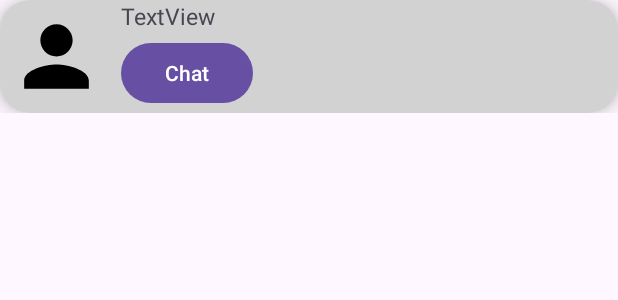
After one commit to D4RA/FlyKicks, an Android app: the layout user_list_row.xml on its own in the app's theme, with its tools: preview values and no code run, on a phone screen of 412 x 824 dp. The commit adds this screen. Shown: the top 300 px of the screen. Run offline under Robolectric (Android 15) with nearby library versions, the phone set to English and light mode, and no system bars.

Commit message:
User list works apart from the "Chat" button

```diff
--- a/app/src/main/AndroidManifest.xml
+++ b/app/src/main/AndroidManifest.xml
@@ -42,13 +42,13 @@
         </activity>
         <activity
             android:name=".activity.LoginFragment"
-            android:label="@string/app_name" />
+            android:launchMode="standard" />
         <activity
             android:name=".activity.AccountOptionsFragment"
             android:label="@string/app_name" />
         <activity
             android:name=".activity.RegisterFragment"
-            android:label="@string/app_name" />
+            android:launchMode="standard" />
         <activity
             android:name=".activity.ShopActivity"
             android:label="@string/app_name" />
--- a/app/src/main/java/com/example/cs4048project/activity/CustomProfileActivity.java
+++ b/app/src/main/java/com/example/cs4048project/activity/CustomProfileActivity.java
@@ -192,6 +192,7 @@ public class CustomProfileActivity extends AppCompatActivity {
         userData.put("name", name);
         userData.put("username", username);
         userData.put("downloadUrl", pictureUrl);
+        userData.put("id", FirebaseAuth.getInstance().getCurrentUser().getUid());
 
         // Add the user data to Firestore database
         db.collection("users").document(currentUser)
--- /dev/null
+++ b/app/src/main/res/layout/user_list_row.xml
@@ -0,0 +1,55 @@
+<?xml version="1.0" encoding="utf-8"?>
+<androidx.constraintlayout.widget.ConstraintLayout xmlns:android="http://schemas.android.com/apk/res/android"
+    xmlns:app="http://schemas.android.com/apk/res-auto"
+    xmlns:tools="http://schemas.android.com/tools"
+    android:layout_width="match_parent"
+    android:layout_height="wrap_content">
+
+    <androidx.cardview.widget.CardView
+        android:layout_width="match_parent"
+        android:layout_height="wrap_content"
+        app:layout_constraintBottom_toBottomOf="parent"
+        app:cardBackgroundColor="@color/grey"
+        app:cardCornerRadius="20dp"
+        app:cardElevation="8dp"
+        app:layout_constraintEnd_toEndOf="parent"
+        app:layout_constraintStart_toStartOf="parent"
+        app:layout_constraintTop_toTopOf="parent" >
+
+        <androidx.constraintlayout.widget.ConstraintLayout
+            android:layout_width="match_parent"
+            android:layout_height="match_parent">
+
+            <ImageView
+                android:id="@+id/profile_picture_userlist"
+                android:layout_width="75dp"
+                android:layout_height="75dp"
+                android:padding="5dp"
+                android:src="@drawable/baseline_person_24"
+                app:layout_constraintBottom_toBottomOf="parent"
+                app:layout_constraintStart_toStartOf="parent"
+                app:layout_constraintTop_toTopOf="parent"
+               />
+
+            <TextView
+                android:id="@+id/username_userlist"
+                android:layout_width="wrap_content"
+                android:layout_height="wrap_content"
+                android:layout_marginStart="5dp"
+                android:text="TextView"
+                android:textSize="15sp"
+                app:layout_constraintStart_toEndOf="@id/profile_picture_userlist"
+                app:layout_constraintTop_toTopOf="parent"/>
+
+            <Button
+                android:id="@+id/button_chat"
+                android:layout_width="wrap_content"
+                android:layout_height="wrap_content"
+                android:layout_marginStart="5dp"
+                app:layout_constraintBottom_toBottomOf="parent"
+                app:layout_constraintStart_toEndOf="@id/profile_picture_userlist"
+                app:layout_constraintTop_toBottomOf="@id/username_userlist"
+                android:text="Chat" />
+        </androidx.constraintlayout.widget.ConstraintLayout>
+    </androidx.cardview.widget.CardView>
+</androidx.constraintlayout.widget.ConstraintLayout>
```
Also changed, not shown: app/src/main/java/com/example/cs4048project/Message.java (added, +47 -0 lines), app/src/main/java/com/example/cs4048project/UserList.java (added, +25 -0 lines), app/src/main/java/com/example/cs4048project/UserListAdapter.java (added, +69 -0 lines), app/src/main/java/com/example/cs4048project/UserListSetupListener.java (added, +7 -0 lines), app/src/main/java/com/example/cs4048project/activity/AccountOptionsFragment.java (+14 -6 lines), app/src/main/java/com/example/cs4048project/activity/MessagingActivity.java (+66 -1 lines), app/src/main/res/layout/activity_messaging.xml (+69 -17 lines).
